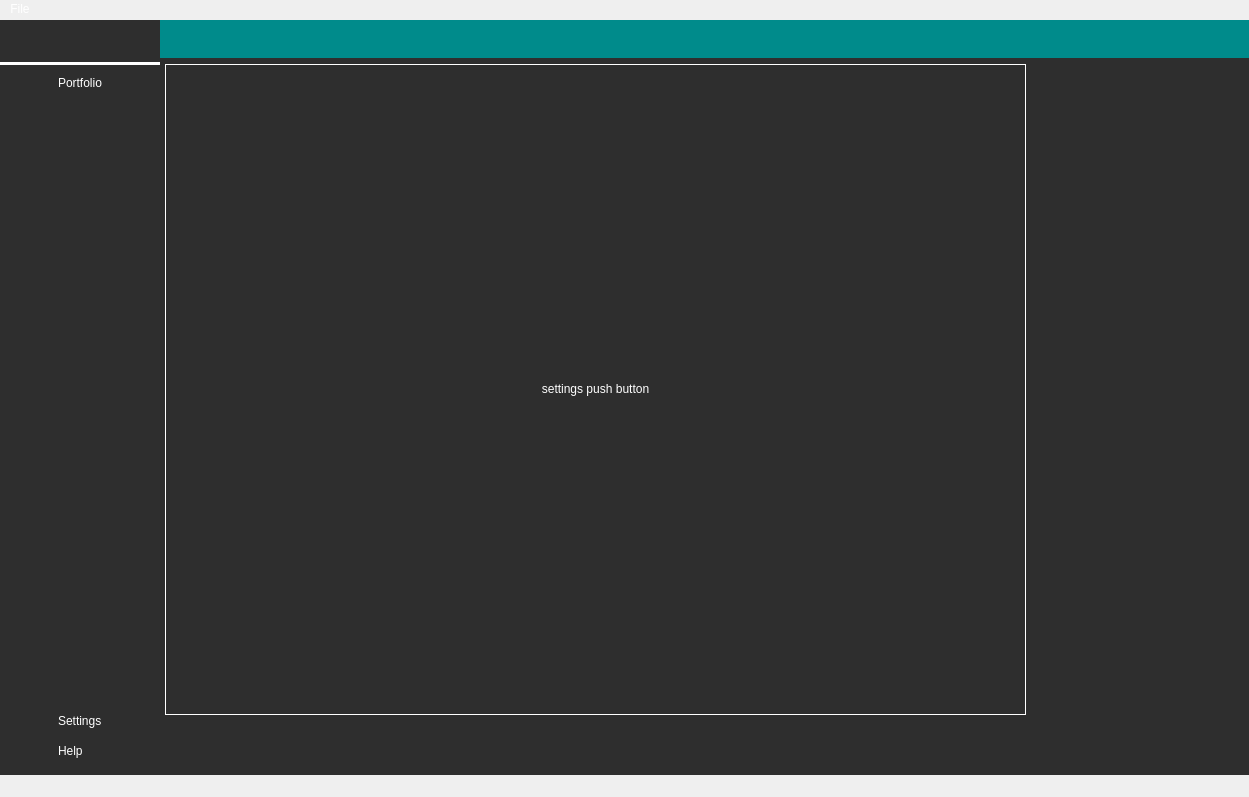
Avinash-Raj/stock-portfolio-app, file ui/interface.ui: the form before one commit.
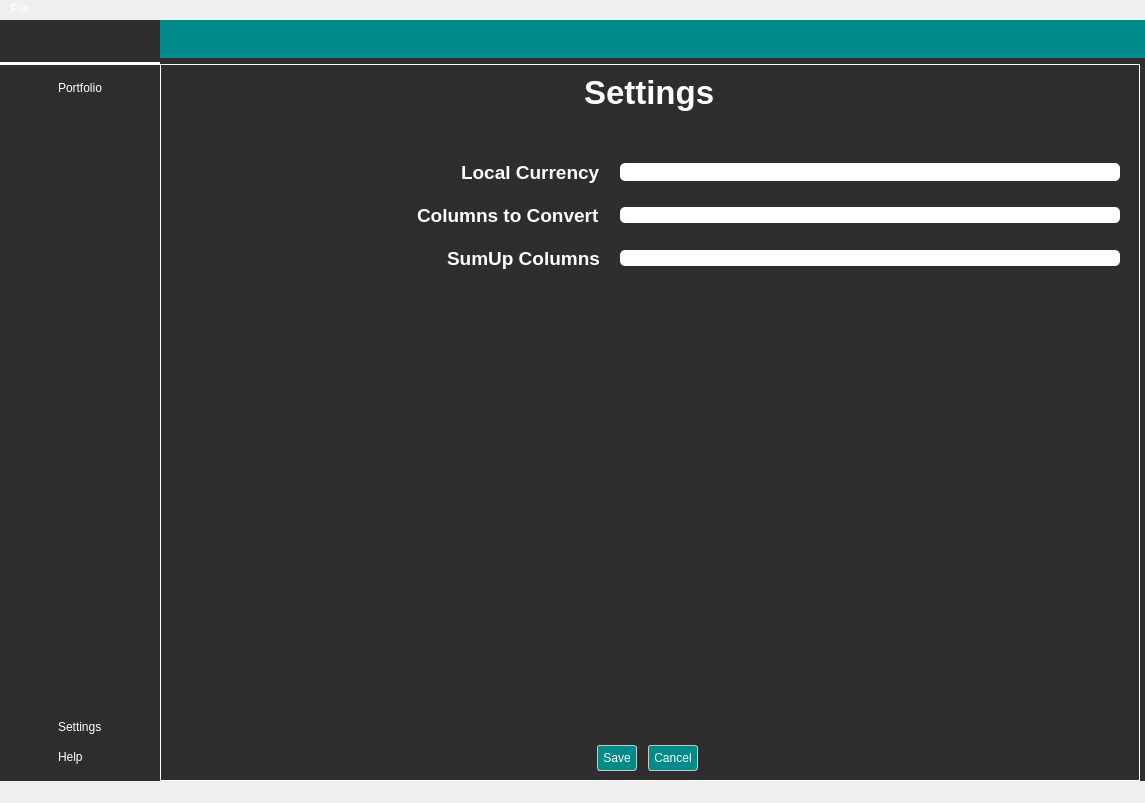
The form after the commit. The open tabs and pages were chosen to show the change. Icons and pictures are not drawn.

```diff
--- a/ui/interface.ui
+++ b/ui/interface.ui
@@ -6,8 +6,8 @@
    <rect>
     <x>0</x>
     <y>0</y>
-    <width>1249</width>
-    <height>797</height>
+    <width>1145</width>
+    <height>803</height>
    </rect>
   </property>
   <property name="windowTitle">
@@ -60,6 +60,17 @@
 #LeftMenuSubContainer  #menuClose:hover{
 	background-color: red;
 }
+
+#tableWidget::item { padding: 20px }
+
+
+QLineEdit:focus {
+            border: 1px solid #008B8B;
+            border-radius: 5px;
+            padding: 2px;
+            outline: none;
+          
+        }
 </string>
   </property>
   <widget class="QWidget" name="centralwidget">
@@ -253,7 +264,7 @@
               <number>30</number>
              </property>
              <property name="topMargin">
-              <number>0</number>
+              <number>5</number>
              </property>
              <property name="rightMargin">
               <number>30</number>
@@ -407,6 +418,9 @@
        </property>
        <item>
         <widget class="QWidget" name="tableContainer" native="true">
+         <property name="styleSheet">
+          <string notr="true">QTableWidget::item { height: 40px; }</string>
+         </property>
          <layout class="QVBoxLayout" name="verticalLayout_7">
           <property name="leftMargin">
            <number>0</number>
@@ -422,6 +436,12 @@
           </property>
           <item>
            <widget class="QFrame" name="topBarFrame">
+            <property name="sizePolicy">
+             <sizepolicy hsizetype="Preferred" vsizetype="Preferred">
+              <horstretch>0</horstretch>
+              <verstretch>0</verstretch>
+             </sizepolicy>
+            </property>
             <property name="maximumSize">
              <size>
               <width>16777215</width>
@@ -444,6 +464,9 @@
              <property name="spacing">
               <number>-1</number>
              </property>
+             <property name="leftMargin">
+              <number>12</number>
+             </property>
              <property name="topMargin">
               <number>12</number>
              </property>
@@ -502,6 +525,9 @@
              </item>
              <item alignment="Qt::AlignRight">
               <widget class="QFrame" name="topBarLeftFrame">
+               <property name="enabled">
+                <bool>true</bool>
+               </property>
                <property name="frameShape">
                 <enum>QFrame::StyledPanel</enum>
                </property>
@@ -580,7 +606,7 @@
             </property>
             <layout class="QVBoxLayout" name="verticalLayout_8" stretch="0">
              <property name="leftMargin">
-              <number>5</number>
+              <number>0</number>
              </property>
              <property name="topMargin">
               <number>0</number>
@@ -748,17 +774,35 @@
                 </layout>
                </widget>
                <widget class="QWidget" name="setting_page">
+                <property name="sizePolicy">
+                 <sizepolicy hsizetype="Expanding" vsizetype="Expanding">
+                  <horstretch>0</horstretch>
+                  <verstretch>0</verstretch>
+                 </sizepolicy>
+                </property>
+                <property name="maximumSize">
+                 <size>
+                  <width>16777215</width>
+                  <height>16777215</height>
+                 </size>
+                </property>
+                <layout class="QVBoxLayout" name="verticalLayout_15">
+                 <property name="leftMargin">
+                  <number>0</number>
+                 </property>
+                 <property name="topMargin">
+                  <number>0</number>
+                 </property>
+                 <property name="rightMargin">
+                  <number>0</number>
+                 </property>
+                 <property name="bottomMargin">
+                  <number>0</number>
+                 </property>
+                 <item>
                 <widget class="QFrame" name="setting_frame">
-                 <property name="geometry">
-                  <rect>
-                   <x>0</x>
-                   <y>0</y>
-                   <width>861</width>
-                   <height>651</height>
-                  </rect>
-                 </property>
                  <property name="sizePolicy">
-                  <sizepolicy hsizetype="Preferred" vsizetype="Preferred">
+                    <sizepolicy hsizetype="Expanding" vsizetype="Expanding">
                    <horstretch>1</horstretch>
                    <verstretch>1</verstretch>
                   </sizepolicy>
@@ -781,7 +825,7 @@
                  <property name="frameShadow">
                   <enum>QFrame::Sunken</enum>
                  </property>
-                 <layout class="QVBoxLayout" name="verticalLayout_11">
+                   <layout class="QVBoxLayout" name="verticalLayout_11" stretch="0">
                   <property name="leftMargin">
                    <number>0</number>
                   </property>
@@ -795,14 +839,198 @@
                    <number>0</number>
                   </property>
                   <item>
-                   <widget class="QPushButton" name="pushButton">
+                     <widget class="QFrame" name="gridFrame">
+                      <property name="styleSheet">
+                       <string notr="true">QLineEdit { border-radius: 5px; }
+
+QPushButton{
+background-color: #008B8B;
+border: 1px solid #c9c9c9;
+ border-radius: 3px;
+padding: 5px;
+ margin-right: 5px;}</string>
+                      </property>
+                      <property name="frameShape">
+                       <enum>QFrame::StyledPanel</enum>
+                      </property>
+                      <property name="frameShadow">
+                       <enum>QFrame::Raised</enum>
+                      </property>
+                      <layout class="QVBoxLayout" name="verticalLayout_14" stretch="0,0,1,1,1">
+                       <item alignment="Qt::AlignHCenter">
+                        <widget class="QLabel" name="label">
+                         <property name="font">
+                          <font>
+                           <pointsize>25</pointsize>
+                           <bold>true</bold>
+                           <underline>false</underline>
+                           <strikeout>false</strikeout>
+                           <kerning>true</kerning>
+                          </font>
+                         </property>
                     <property name="text">
-                     <string>settings push button</string>
+                          <string>Settings</string>
                     </property>
                    </widget>
                   </item>
-                 </layout>
-                </widget>
+                       <item alignment="Qt::AlignVCenter">
+                        <widget class="QFrame" name="frame">
+                         <property name="sizePolicy">
+                          <sizepolicy hsizetype="Expanding" vsizetype="Expanding">
+                           <horstretch>0</horstretch>
+                           <verstretch>0</verstretch>
+                          </sizepolicy>
+                         </property>
+                         <property name="maximumSize">
+                          <size>
+                           <width>1000</width>
+                           <height>16777215</height>
+                          </size>
+                         </property>
+                         <property name="frameShape">
+                          <enum>QFrame::StyledPanel</enum>
+                         </property>
+                         <property name="frameShadow">
+                          <enum>QFrame::Raised</enum>
+                         </property>
+                         <layout class="QHBoxLayout" name="horizontalLayout_8"/>
+                        </widget>
+                       </item>
+                       <item>
+                        <layout class="QGridLayout" name="gridLayout">
+                         <property name="sizeConstraint">
+                          <enum>QLayout::SetNoConstraint</enum>
+                         </property>
+                         <property name="leftMargin">
+                          <number>10</number>
+                         </property>
+                         <property name="topMargin">
+                          <number>20</number>
+                         </property>
+                         <property name="rightMargin">
+                          <number>10</number>
+                         </property>
+                         <property name="bottomMargin">
+                          <number>10</number>
+                         </property>
+                         <property name="spacing">
+                          <number>20</number>
+                         </property>
+                         <item row="2" column="1">
+                          <widget class="QLineEdit" name="sumUpColumnsLineEdit">
+                           <property name="maximumSize">
+                            <size>
+                             <width>500</width>
+                             <height>16777215</height>
+                            </size>
+                           </property>
+                          </widget>
+                         </item>
+                         <item row="0" column="0" alignment="Qt::AlignRight">
+                          <widget class="QLabel" name="localCurrencyLabel">
+                           <property name="font">
+                            <font>
+                             <pointsize>14</pointsize>
+                             <bold>true</bold>
+                            </font>
+                           </property>
+                           <property name="text">
+                            <string>Local Currency</string>
+                           </property>
+                          </widget>
+                         </item>
+                         <item row="1" column="0" alignment="Qt::AlignRight">
+                          <widget class="QLabel" name="columnsToConvertLabel">
+                           <property name="font">
+                            <font>
+                             <pointsize>14</pointsize>
+                             <bold>true</bold>
+                            </font>
+                           </property>
+                           <property name="text">
+                            <string>Columns to Convert</string>
+                           </property>
+                          </widget>
+                         </item>
+                         <item row="0" column="1">
+                          <widget class="QLineEdit" name="localCurrencyLineEdit">
+                           <property name="sizePolicy">
+                            <sizepolicy hsizetype="Expanding" vsizetype="Preferred">
+                             <horstretch>1</horstretch>
+                             <verstretch>0</verstretch>
+                            </sizepolicy>
+                           </property>
+                           <property name="maximumSize">
+                            <size>
+                             <width>500</width>
+                             <height>18</height>
+                            </size>
+                           </property>
+                          </widget>
+                         </item>
+                         <item row="1" column="1">
+                          <widget class="QLineEdit" name="columnsToConvertLineEdit">
+                           <property name="maximumSize">
+                            <size>
+                             <width>500</width>
+                             <height>16777215</height>
+                            </size>
+                           </property>
+                          </widget>
+                         </item>
+                         <item row="2" column="0" alignment="Qt::AlignRight">
+                          <widget class="QLabel" name="label_2">
+                           <property name="font">
+                            <font>
+                             <pointsize>14</pointsize>
+                             <bold>true</bold>
+                            </font>
+                           </property>
+                           <property name="text">
+                            <string>SumUp Columns</string>
+                           </property>
+                          </widget>
+                         </item>
+                        </layout>
+                       </item>
+                       <item>
+                        <spacer name="verticalSpacer">
+                         <property name="orientation">
+                          <enum>Qt::Vertical</enum>
+                         </property>
+                         <property name="sizeHint" stdset="0">
+                          <size>
+                           <width>20</width>
+                           <height>40</height>
+                          </size>
+                         </property>
+                        </spacer>
+                       </item>
+                       <item alignment="Qt::AlignHCenter">
+                        <widget class="QDialogButtonBox" name="buttonBox">
+                         <property name="autoFillBackground">
+                          <bool>false</bool>
+                         </property>
+                         <property name="styleSheet">
+                          <string notr="true">
+
+* { button-layout: 1 }</string>
+                         </property>
+                         <property name="standardButtons">
+                          <set>QDialogButtonBox::Cancel|QDialogButtonBox::Save</set>
+                         </property>
+                         <property name="centerButtons">
+                          <bool>false</bool>
+                         </property>
+                        </widget>
+                       </item>
+                      </layout>
+                     </widget>
+                    </item>
+                   </layout>
+                  </widget>
+                 </item>
+                </layout>
                </widget>
                <widget class="QWidget" name="help_page">
                 <widget class="QFrame" name="help_frame">
@@ -867,7 +1095,7 @@
     <rect>
      <x>0</x>
      <y>0</y>
-     <width>1249</width>
+     <width>1145</width>
      <height>21</height>
     </rect>
    </property>
```
Left out of the diff: 38 changed lines with no effect on the pictures. Lines whose indentation alone changed are shown as unchanged.
